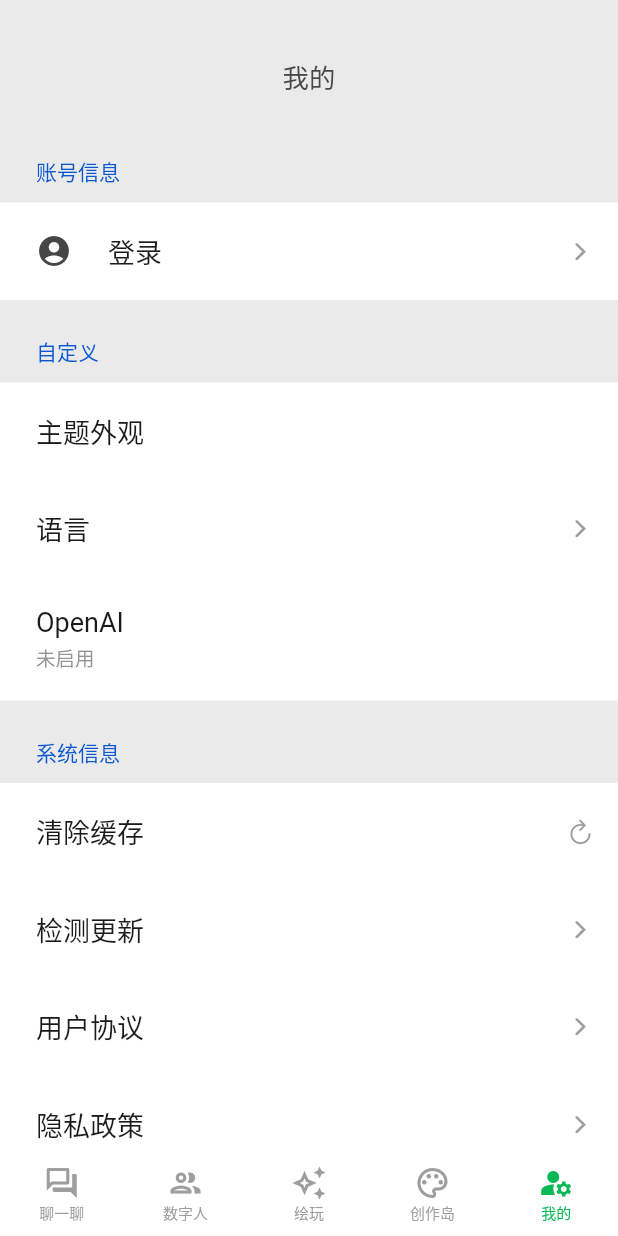
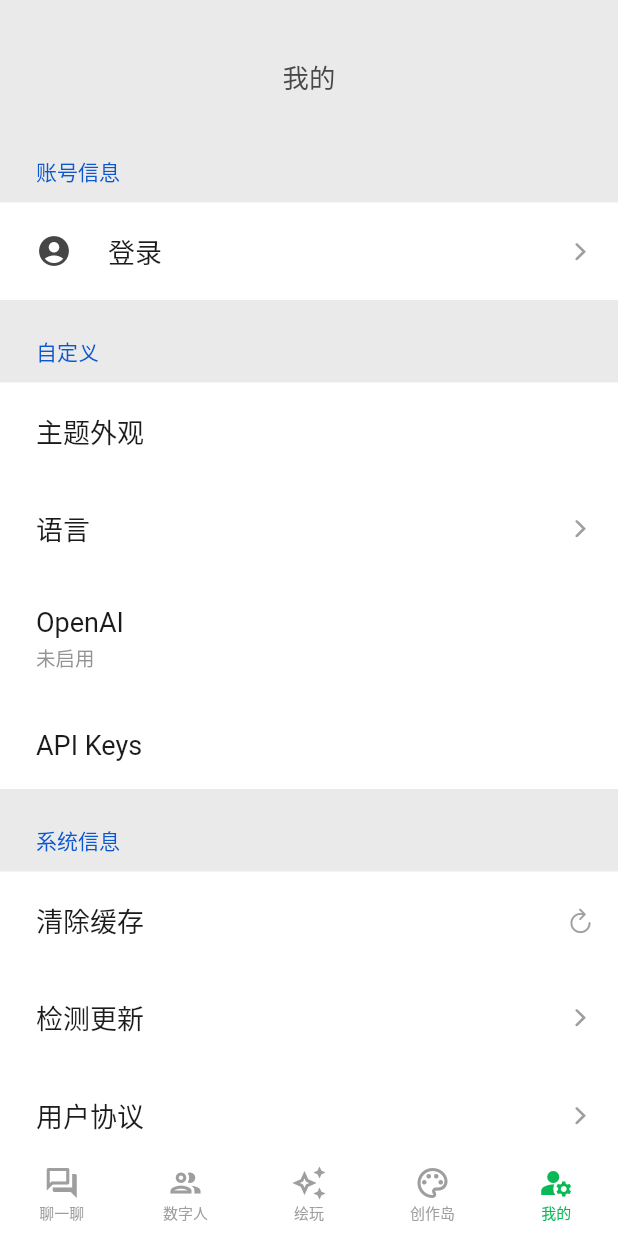
Before and after one commit to mylxsw/aidea, a Flutter app: the SettingScreen screen opened by its route, on a phone screen of 412 x 824 dp. Run offline on Flutter 3.47's test engine with Material 2 defaults, Android fonts, the phone set to English and light mode, and no system bars; drawn by our look-alikes of settings_ui; our stand-ins replace animated_text_kit, audioplayers, bloc, bot_toast, cached_network_image, circular_countdown_timer and 26 more; missing offline and left inert: before_after, clipboard, dart_openai, dio_http_cache_lts, dio_smart_retry, file_saver and 14 more; accounts and stored records are empty; network calls fail; statements that could not run were skipped.

```diff
--- /dev/null
+++ b/lib/bloc/user_api_keys_bloc.dart
@@ -0,0 +1,39 @@
+import 'package:askaide/repo/api/keys.dart';
+import 'package:askaide/repo/api_server.dart';
+import 'package:bloc/bloc.dart';
+import 'package:meta/meta.dart';
+
+part 'user_api_keys_event.dart';
+part 'user_api_keys_state.dart';
+
+class UserApiKeysBloc extends Bloc<UserApiKeysEvent, UserApiKeysState> {
+  UserApiKeysBloc() : super(UserApiKeysInitial()) {
+    // 加载用户 API Key 列表
+    on<UserApiKeysLoad>((event, emit) async {
+      final keys = await APIServer().userAPIKeys();
+      emit(UserApiKeysLoaded(keys: keys));
+    });
+
+    // 加载用户 API Key
+    on<UserApiKeyLoad>((event, emit) async {
+      final key = await APIServer().userAPIKeyDetail(id: event.id);
+      emit(UserApiKeyLoaded(key: key));
+    });
+
+    // 创建用户 API Key
+    on<UserApiKeyCreate>((event, emit) async {
+      final key = await APIServer().createAPIKey(name: event.name);
+      emit(UserApiKeyCreated(key: key));
+
+      final keys = await APIServer().userAPIKeys();
+      emit(UserApiKeysLoaded(keys: keys));
+    });
+
+    // 删除用户 API Key
+    on<UserApiKeyDelete>((event, emit) async {
+      await APIServer().deleteAPIKey(id: event.id);
+      final keys = await APIServer().userAPIKeys();
+      emit(UserApiKeysLoaded(keys: keys));
+    });
+  }
+}
--- /dev/null
+++ b/lib/bloc/user_api_keys_event.dart
@@ -0,0 +1,24 @@
+part of 'user_api_keys_bloc.dart';
+
+@immutable
+sealed class UserApiKeysEvent {}
+
+class UserApiKeysLoad extends UserApiKeysEvent {}
+
+class UserApiKeyLoad extends UserApiKeysEvent {
+  final int id;
+
+  UserApiKeyLoad(this.id);
+}
+
+class UserApiKeyCreate extends UserApiKeysEvent {
+  final String name;
+
+  UserApiKeyCreate(this.name);
+}
+
+class UserApiKeyDelete extends UserApiKeysEvent {
+  final int id;
+
+  UserApiKeyDelete(this.id);
+}
--- /dev/null
+++ b/lib/bloc/user_api_keys_state.dart
@@ -0,0 +1,24 @@
+part of 'user_api_keys_bloc.dart';
+
+@immutable
+sealed class UserApiKeysState {}
+
+final class UserApiKeysInitial extends UserApiKeysState {}
+
+class UserApiKeysLoaded extends UserApiKeysState {
+  final List<UserAPIKey> keys;
+
+  UserApiKeysLoaded({required this.keys});
+}
+
+class UserApiKeyLoaded extends UserApiKeysState {
+  final UserAPIKey key;
+
+  UserApiKeyLoaded({required this.key});
+}
+
+class UserApiKeyCreated extends UserApiKeysState {
+  final String key;
+
+  UserApiKeyCreated({required this.key});
+}
--- a/lib/helper/constant.dart
+++ b/lib/helper/constant.dart
@@ -1,7 +1,7 @@
 import 'package:flutter/material.dart';
 
 // 客户端应用版本号
-const clientVersion = '1.0.8';
+const clientVersion = '1.0.9';
 // 本地数据库版本号
 const databaseVersion = 25;
 
--- a/lib/lang/lang.dart
+++ b/lib/lang/lang.dart
@@ -203,6 +203,7 @@ mixin AppLocale {
   static const String discover = 'discover';
 
   static const String customHomeModels = 'custom-home-models';
+  static const String userApiKeys = "user-api-keys";
 
   static const Map<String, dynamic> zh = {
     required: '必填',
@@ -396,6 +397,7 @@ mixin AppLocale {
     toPay: '立即支付',
     discover: '绘玩',
     customHomeModels: '常用模型',
+    userApiKeys: 'API Keys',
   };
 
   static const Map<String, dynamic> en = {
@@ -604,6 +606,7 @@ mixin AppLocale {
     toPay: 'To pay',
     discover: 'Discover',
     customHomeModels: 'Favorite Models',
+    userApiKeys: 'API Keys',
   };
 }
 
--- a/lib/page/component/dialog.dart
+++ b/lib/page/component/dialog.dart
@@ -109,11 +109,13 @@ showBeautyDialog(
   BuildContext context, {
   required QuickAlertType type,
   required String text,
+  String? title,
   String confirmBtnText = '确定',
   String? cancelBtnText,
   Function()? onConfirmBtnTap,
   Function()? onCancelBtnTap,
   bool showCancelBtn = false,
+  bool barrierDismissible = false, // 禁止点击外部关闭
 }) {
   final customColors = Theme.of(context).extension<CustomColors>()!;
 
@@ -122,7 +124,7 @@ showBeautyDialog(
     type: type,
     text: text,
     width: MediaQuery.of(context).size.width > 600 ? 400 : null,
-    barrierDismissible: false, // 禁止点击外部关闭
+    barrierDismissible: barrierDismissible,
     showCancelBtn: showCancelBtn,
     confirmBtnText: confirmBtnText,
     cancelBtnText: cancelBtnText ?? AppLocale.cancel.getString(context),
@@ -134,7 +136,8 @@ showBeautyDialog(
       color: Colors.white,
       fontWeight: FontWeight.normal,
     ),
-    title: '',
+    title: title ?? '',
+    titleColor: customColors.dialogDefaultTextColor!,
     textColor: customColors.dialogDefaultTextColor!,
     cancelBtnTextStyle: TextStyle(
       color: customColors.dialogDefaultTextColor,
--- a/lib/page/component/theme/custom_theme.dart
+++ b/lib/page/component/theme/custom_theme.dart
@@ -343,7 +343,7 @@ class CustomColors extends ThemeExtension<CustomColors> {
     columnBlockBorderColor: Color.fromARGB(255, 72, 72, 72),
     columnBlockBackgroundColor: Color.fromARGB(255, 52, 52, 52),
     columnBlockDividerColor: Color.fromARGB(160, 60, 60, 60),
-    textfieldHintColor: Color.fromARGB(255, 84, 84, 84),
+    textfieldHintColor: Color.fromARGB(255, 105, 105, 105),
     textfieldHintDeepColor: Color.fromARGB(255, 170, 170, 170),
     textfieldLabelColor: Color.fromARGB(255, 218, 218, 218),
     textfieldValueColor: Color.fromARGB(255, 207, 207, 207),
--- a/lib/page/setting/setting_screen.dart
+++ b/lib/page/setting/setting_screen.dart
@@ -97,6 +97,8 @@ class _SettingScreenState extends State<SettingScreen> {
                     // OpenAI 自定义配置
                     if (Ability().enableOpenAI)
                       _buildOpenAISelfHostedSetting(customColors),
+                    // 用户 API Keys 配置
+                    _buildUserAPIKeySetting(customColors),
                   ],
                 ),
 
@@ -583,6 +585,16 @@ class _SettingScreenState extends State<SettingScreen> {
     );
   }
 
+  /// 用户 API Key 配置
+  SettingsTile _buildUserAPIKeySetting(CustomColors customColors) {
+    return SettingsTile.navigation(
+      title: Text(AppLocale.userApiKeys.getString(context)),
+      onPressed: (context) {
+        context.push('/setting/user-api-keys');
+      },
+    );
+  }
+
   SettingsTile _buildServerSelfHostedSetting(CustomColors customColors) {
     return SettingsTile(
       title: const Text('自定义服务器'),
--- /dev/null
+++ b/lib/repo/api/keys.dart
@@ -0,0 +1,47 @@
+class UserAPIKey {
+  int id;
+  int? userId;
+  String name;
+  String token;
+  int status;
+  DateTime? validBefore;
+  DateTime? createdAt;
+
+  UserAPIKey({
+    required this.id,
+    this.userId,
+    required this.name,
+    required this.token,
+    required this.status,
+    this.validBefore,
+    this.createdAt,
+  });
+
+  factory UserAPIKey.fromJson(Map<String, dynamic> json) {
+    return UserAPIKey(
+      id: json['id'],
+      userId: json['user_id'],
+      name: json['name'],
+      token: json['token'],
+      status: json['status'],
+      validBefore: json['valid_before'] != null
+          ? DateTime.parse(json['valid_before'])
+          : null,
+      createdAt: json['created_at'] != null
+          ? DateTime.parse(json['created_at'])
+          : null,
+    );
+  }
+
+  Map<String, dynamic> toJson() {
+    return {
+      'id': id,
+      'user_id': userId,
+      'name': name,
+      'token': token,
+      'status': status,
+      'valid_before': validBefore?.toIso8601String(),
+      'created_at': createdAt?.toIso8601String(),
+    };
+  }
+}
--- a/lib/repo/api_server.dart
+++ b/lib/repo/api_server.dart
@@ -9,6 +9,7 @@ import 'package:askaide/helper/platform.dart';
 import 'package:askaide/repo/api/creative.dart';
 import 'package:askaide/repo/api/image_model.dart';
 import 'package:askaide/repo/api/info.dart';
+import 'package:askaide/repo/api/keys.dart';
 import 'package:askaide/repo/api/page.dart';
 import 'package:askaide/repo/api/payment.dart';
 import 'package:askaide/repo/api/quota.dart';
@@ -1736,4 +1737,35 @@ class APIServer {
     return sendDeleteRequest(
         '/v1/group-chat/$groupId/chat/$messageId', (resp) {});
   }
+
+  /// API 模式 ////////////////////////////////////////////////////////////////////
+  /// 查询用户所有的 API Keys
+  Future<List<UserAPIKey>> userAPIKeys() async {
+    return sendGetRequest('/v1/api-keys', (data) {
+      return ((data.data['data'] ?? []) as List<dynamic>)
+          .map((e) => UserAPIKey.fromJson(e))
+          .toList();
+    });
+  }
+
+  /// 查询指定 API Key
+  Future<UserAPIKey> userAPIKeyDetail({required int id}) async {
+    return sendGetRequest('/v1/api-keys/$id', (data) {
+      return UserAPIKey.fromJson(data.data['data']);
+    });
+  }
+
+  /// 创建 API Key
+  Future<String> createAPIKey({required String name}) async {
+    return sendPostRequest(
+      '/v1/api-keys',
+      (data) => data.data['key'],
+      formData: {'name': name},
+    );
+  }
+
+  /// 删除 API Key
+  Future<void> deleteAPIKey({required int id}) async {
+    return sendDeleteRequest('/v1/api-keys/$id', (data) {});
+  }
 }
--- a/pubspec.yaml
+++ b/pubspec.yaml
@@ -17,7 +17,7 @@ publish_to: 'none' # Remove this line if you wish to publish to pub.dev
 # In Windows, build-name is used as the major, minor, and patch parts
 # of the product and file versions while build-number is used as the build suffix.
 # 应用正式发布时，需要同步修改 lib/helper/constant.dart 中的 VERSION 值
-version: 1.0.8+1
+version: 1.0.9+1
 
 environment:
   sdk: '>=3.0.0 <4.0.0'
```
Also changed, not shown: lib/main.dart (+18 -0 lines), lib/page/setting/user_api_keys.dart (added, +245 -0 lines).
